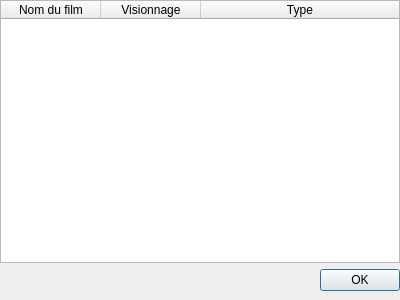
First picture: the form in Dialogs/EditViewsDialog.ui, repository AmbreM71/MovieManager, before the edit.
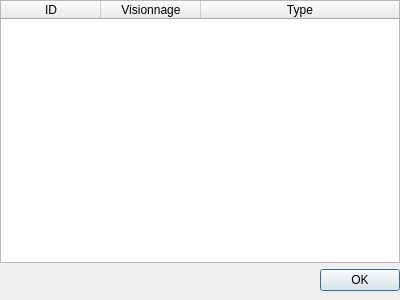
Second picture: the form after the edit.

The edit to the form file:
```diff
--- a/Dialogs/EditViewsDialog.ui
+++ b/Dialogs/EditViewsDialog.ui
@@ -66,7 +66,7 @@
      </attribute>
      <column>
       <property name="text">
-       <string>Nom du film</string>
+       <string>ID</string>
       </property>
      </column>
      <column>
```
